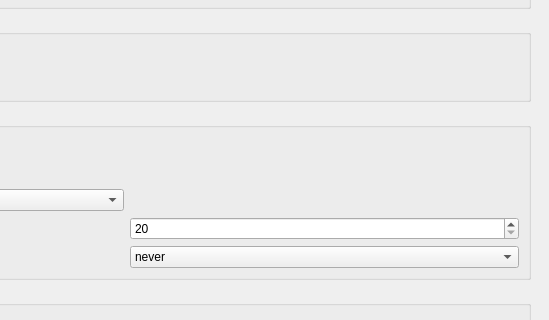
First picture: the form in configdialog.ui, repository svn2github/texstudio-trunk, before the edit; both pictures show x 471 to 1020 and y 127 to 447 of the 1020 by 674 pixel window.
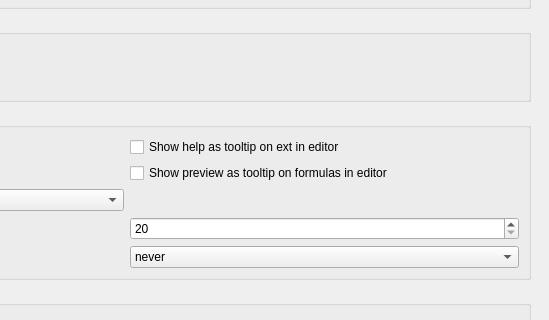
Second picture: the form after the edit. The open tabs and pages were chosen to show the change. Icons and pictures are not drawn.

Commit message: make tool tip help/preview configureable

Diff of the .ui file:
```diff
--- a/configdialog.ui
+++ b/configdialog.ui
@@ -1502,6 +1502,20 @@
             </item>
            </widget>
           </item>
+          <item row="3" column="1">
+           <widget class="QCheckBox" name="checkBoxToolTipHelp2">
+            <property name="text">
+             <string>Show help as tooltip on ext in editor</string>
+            </property>
+           </widget>
+          </item>
+          <item row="4" column="1">
+           <widget class="QCheckBox" name="checkBoxToolTipPreview">
+            <property name="text">
+             <string>Show preview as tooltip on formulas in editor</string>
+            </property>
+           </widget>
+          </item>
          </layout>
         </widget>
        </item>
```
Left out of the diff: 6 changed lines with no effect on the pictures. The commit also changes 3 other files.
